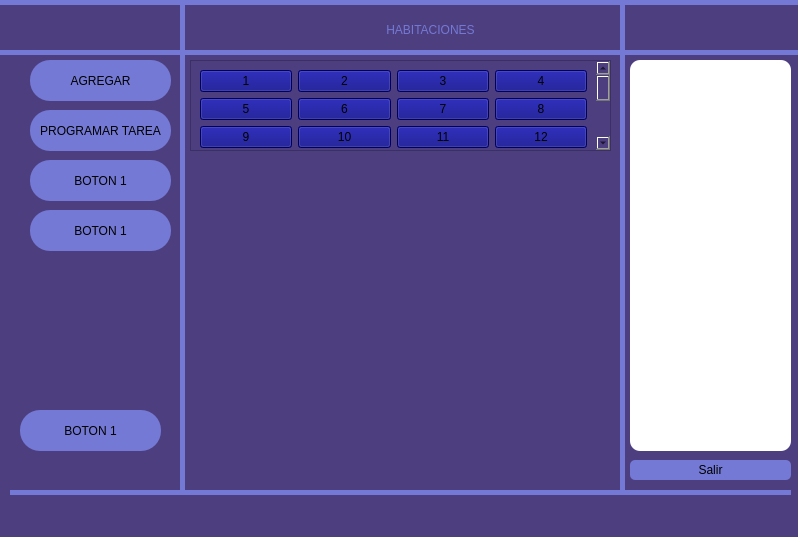
Old version of the form interfaz/ventana_habitaciones.ui in the repository Supranet-ar/tvip.
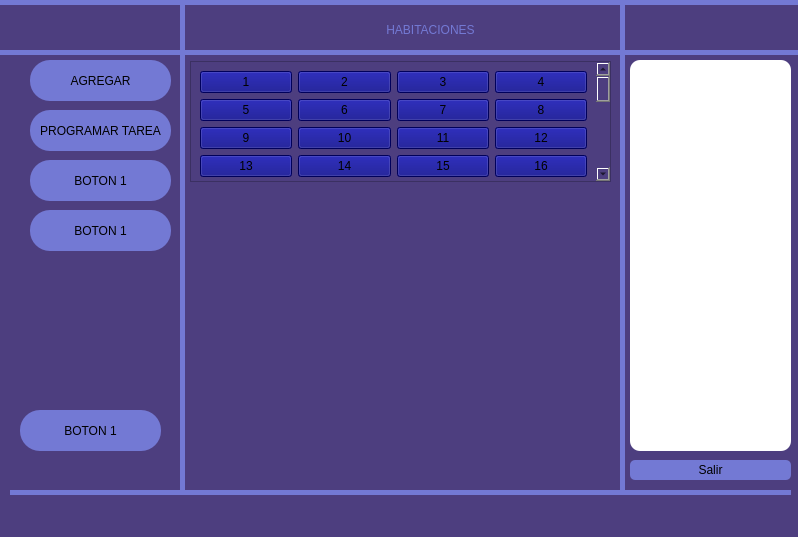
New version of the form.

```diff
--- a/interfaz/ventana_habitaciones.ui
+++ b/interfaz/ventana_habitaciones.ui
@@ -241,9 +241,9 @@
     <property name="geometry">
      <rect>
       <x>190</x>
-      <y>60</y>
+      <y>61</y>
       <width>421</width>
-      <height>91</height>
+      <height>121</height>
      </rect>
     </property>
     <property name="maximumSize">
```
Left out of the diff: 1088 changed lines with no effect on the pictures.
